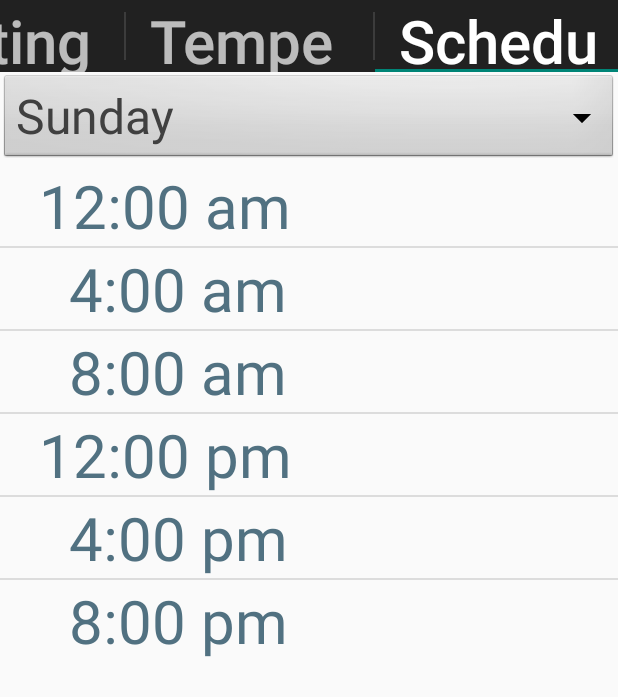
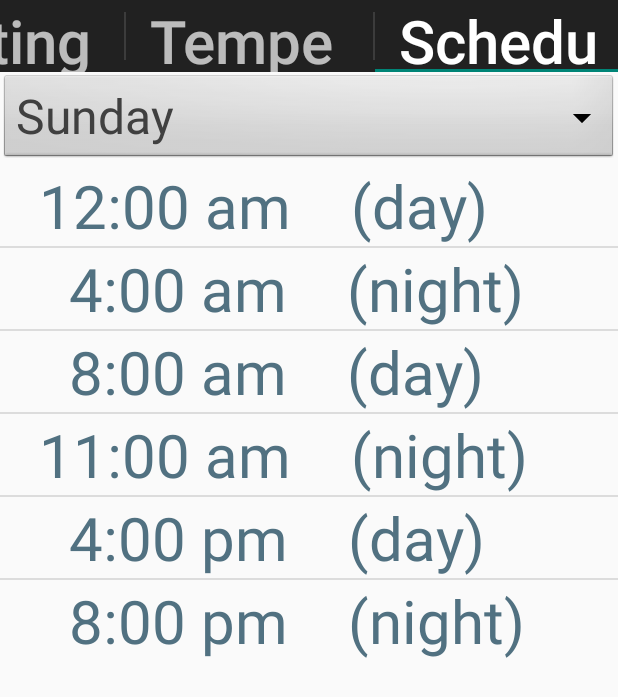
Before and after one commit to dhabensky/Thermostat, an Android app: the screen it shows after launch (HostActivity), tab 3 chosen, on a phone screen of 412 x 824 dp. Shown: the top 697 px of the screen. Run offline under Robolectric (Android 15) with nearby library versions, the phone set to English and light mode, and no system bars.

Commit message:
Loader works

```diff
--- a/app/src/main/java/denastya/thermostat/core/Model.java
+++ b/app/src/main/java/denastya/thermostat/core/Model.java
@@ -32,6 +32,8 @@ public class Model {
     public static TimeEngine timeEngine;
 
     public static Schedule schedule;
+
+    public static String[] content;
 
 
     static  {
@@ -85,10 +87,12 @@ public class Model {
             u.setStartTime(timeEngine.getWeekTime(
                     TimeEngine.convert(i, 8, 0, 0)));
             schedule.daySchedules[i].add(u);
+            if (i > 3)
+                continue;
             u = new ModeUsage();
             u.setSettings(getSettings(ModeSettings.Period.NIGHT));
             u.setStartTime(timeEngine.getWeekTime(
-                    TimeEngine.convert(i, 12, 0, 0)));
+                    TimeEngine.convert(i, 11, 0, 0)));
             schedule.daySchedules[i].add(u);
             u = new ModeUsage();
             u.setSettings(getSettings(ModeSettings.Period.DAY));
--- a/app/src/main/java/denastya/thermostat/ui/UiAdjust.java
+++ b/app/src/main/java/denastya/thermostat/ui/UiAdjust.java
@@ -1,5 +1,7 @@
 package denastya.thermostat.ui;
 
+import android.graphics.Color;
+import android.util.Log;
 import android.view.View;
 import android.view.ViewGroup;
 import android.widget.AdapterView;
@@ -11,6 +13,8 @@ import android.widget.ListView;
 import android.widget.NumberPicker;
 import android.widget.Spinner;
 import android.widget.TextView;
+
+import java.util.Objects;
 
 import denastya.thermostat.R;
 import denastya.thermostat.core.DaySchedule;
@@ -162,23 +166,52 @@ public class UiAdjust {
 
     public static void onScheduleScreenCreated(View view) {
 
+        Spinner spinner = (Spinner) view.findViewById(R.id.spinner);
+        ArrayAdapter<CharSequence> adapter = ArrayAdapter.createFromResource(
+                Model.activity, R.array.days_array, R.layout.spinner_layout);
 
-        class DropDownListener implements AdapterView.OnItemSelectedListener {
 
+        adapter.setDropDownViewResource(R.layout.spinner_layout);
+        spinner.setAdapter(adapter);
+        spinner.setOnItemSelectedListener(new AdapterView.OnItemSelectedListener() {
             @Override
             public void onItemSelected(AdapterView<?> parent, View view, int position, long id) {
-
+                loadSchedule((ListView)Model.activity.getWindow().findViewById(R.id.listView), position);
+                Log.d("RRR", "" + position);
             }
 
             @Override
             public void onNothingSelected(AdapterView<?> parent) {
 
             }
+        });
+
+        Model.content = new String[1];
+        Model.content[0] = "AXAXA";
+
+        ListView listView = (ListView) view.findViewById(R.id.listView);
+        ListAdapter listadapter = new ArrayAdapter<String>(
+                Model.activity,
+                android.R.layout.simple_list_item_1, Model.content);
+        listView.setAdapter(listadapter);
+    }
+
+    public static View getViewByPosition(int pos, ListView listView) {
+        final int firstListItemPosition = listView.getFirstVisiblePosition();
+        final int lastListItemPosition = firstListItemPosition + listView.getChildCount() - 1;
+
+        if (pos < firstListItemPosition || pos > lastListItemPosition ) {
+            return listView.getAdapter().getView(pos, null, listView);
+        } else {
+            final int childIndex = pos - firstListItemPosition;
+            return listView.getChildAt(childIndex);
         }
+    }
 
 
+    public static void loadSchedule(ListView listView, int day) {
 
-        DaySchedule ds = Model.schedule.daySchedules[Model.timeEngine.getWeekTime().days % 7];
+        DaySchedule ds = Model.schedule.daySchedules[day];
 
         String[] content = new String[ds.getUsages().size()];
 
@@ -188,40 +221,29 @@ public class UiAdjust {
 
             int h = usage.getStart().hours;
             h %= 12;
-            if (h==0)
+            if (h == 0)
                 h = 12;
             if ((h + "").length() == 1)
                 s = "  " + s;
+            s += "    " + (usage.getSettings().isDay() ? "(day)" : "(night)");
             content[i++] = s;
         }
 
+        Model.content = content;
 
-        Spinner spinner = (Spinner)view.findViewById(R.id.spinner);
-        ArrayAdapter<CharSequence> adapter = ArrayAdapter.createFromResource(
-                Model.activity, R.array.days_array, R.layout.spinner_layout);
+        ArrayAdapter<String> adapter = (ArrayAdapter<String>)listView.getAdapter();
 
-
-
-        adapter.setDropDownViewResource(R.layout.spinner_layout);
-        spinner.setAdapter(adapter);
-        //spinner.setOnItemSelectedListener(new DropDownListener());
-
-        //adapter.notifyDataSetChanged();
-
-
-
-        //////////////////
-
-
-        ListView lvDayOfWeek = (ListView)view.findViewById(R.id.listView);
-
-        final String[] daynames = content;//view.getResources().getStringArray(
-               // R.array.days_array); // массив строк мы определили в ресурсах ранее
-
+        //adapter.clear();
         ListAdapter listadapter = new ArrayAdapter<String>(
                 Model.activity,
-                android.R.layout.simple_list_item_1, daynames);
-        lvDayOfWeek.setAdapter(listadapter);
+                android.R.layout.simple_list_item_1, content);
+        listView.setAdapter(listadapter);
+
+//        for (String s : content)
+//            adapter.add(s);
+//
+//        ((ArrayAdapter<String>)listView.getAdapter()).notifyDataSetChanged();
+        //listView.getAdapter().
     }
 
     public static void onScreenCreate(int index, View view) {
--- a/app/src/main/res/layout/_3schedule_new.xml
+++ b/app/src/main/res/layout/_3schedule_new.xml
@@ -20,6 +20,9 @@
         android:layout_width="match_parent"
         android:layout_height="wrap_content"
         android:id="@+id/listView"
-        android:layout_gravity="center_horizontal" />
+        android:layout_gravity="center_horizontal"
+        android:drawSelectorOnTop="true"
+        android:footerDividersEnabled="true"
+        android:headerDividersEnabled="true" />
 
 </LinearLayout>
```
